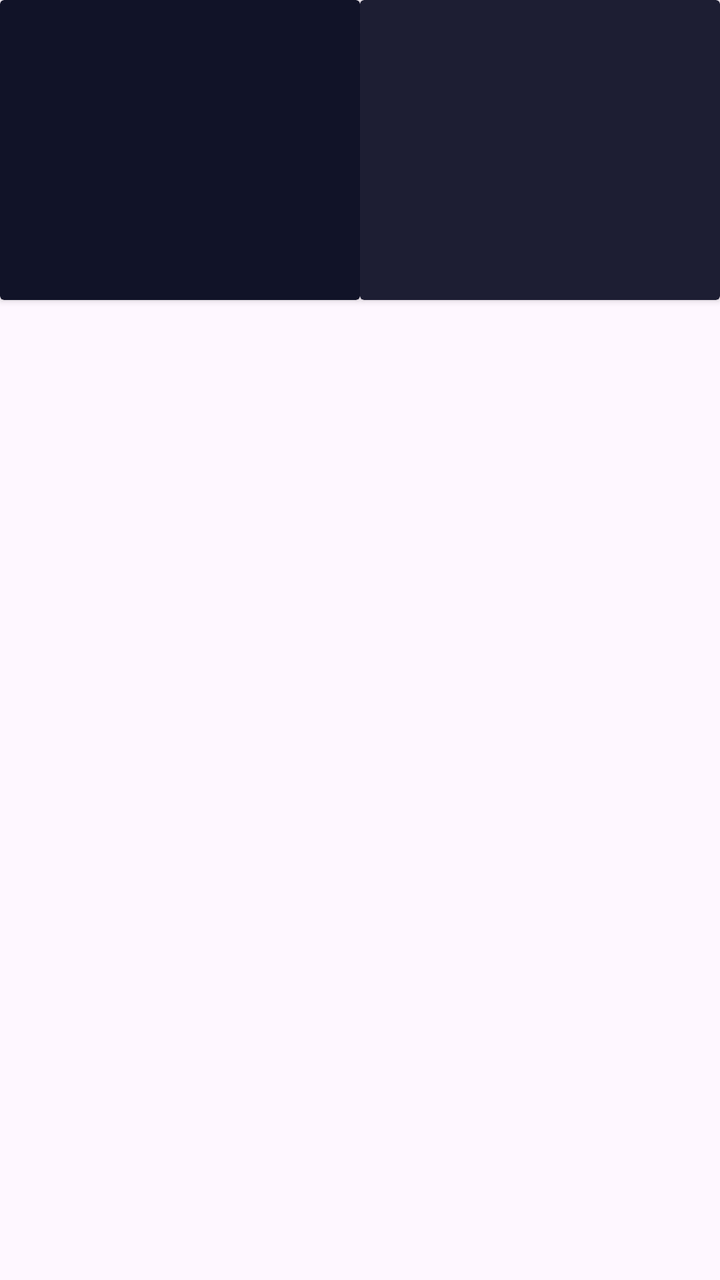
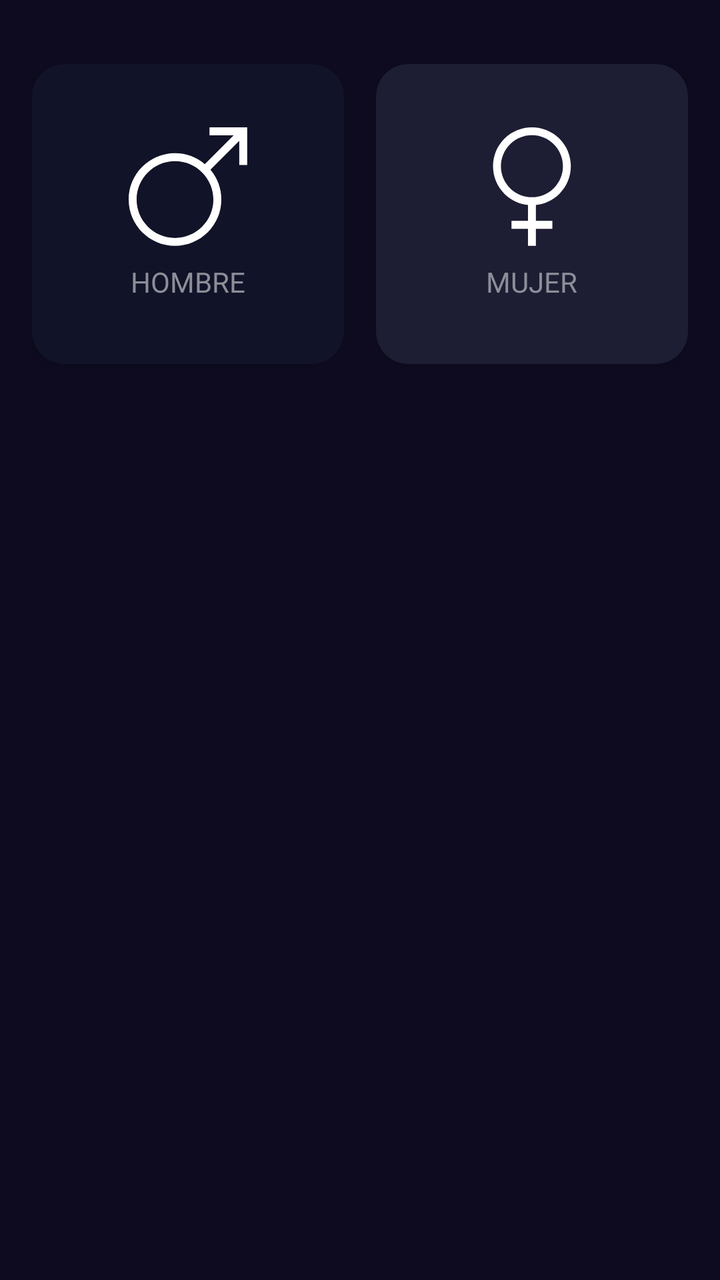

The first picture is an Android layout as it rendered before a commit; the second is the same layout after the commit. The layout source and the unified diff follow.
<!-- AndroidManifest.xml: application theme Theme.Activiat3Xml -->
<!-- res/layout/activity_imc_calculator.xml -->
<?xml version="1.0" encoding="utf-8"?>
<androidx.constraintlayout.widget.ConstraintLayout xmlns:android="http://schemas.android.com/apk/res/android"
    xmlns:app="http://schemas.android.com/apk/res-auto"
    xmlns:tools="http://schemas.android.com/tools"
    android:id="@+id/main"
    android:layout_width="match_parent"
    android:layout_height="match_parent"
    tools:context=".imccalculator.ImcCalculatorActivity">

    <androidx.cardview.widget.CardView
        android:id="@+id/viewMale"
        android:layout_width="0dp"
        android:layout_height="150dp"
        app:layout_constraintEnd_toStartOf="@+id/viewFemale"
        app:cardBackgroundColor="@color/background_component_selected"
        app:layout_constraintStart_toStartOf="parent"
        app:layout_constraintTop_toTopOf="parent">


    </androidx.cardview.widget.CardView>

    <androidx.cardview.widget.CardView
        android:id="@+id/viewFemale"
        android:layout_width="0dp"
        android:layout_height="150dp"
        app:layout_constraintStart_toEndOf="@+id/viewMale"
        app:cardBackgroundColor="@color/background_component"
        app:layout_constraintEnd_toEndOf="parent"
        app:layout_constraintTop_toTopOf="parent">


    </androidx.cardview.widget.CardView>


</androidx.constraintlayout.widget.ConstraintLayout>
<!-- resources referenced by this layout -->
<resources>
  <color name="background_component">#1D1E33</color>
  <color name="background_component_selected">#FF111328</color>
  <style name="Theme.Activiat3Xml" parent="Base.Theme.Activiat3Xml" />
  <style name="Base.Theme.Activiat3Xml" parent="Theme.Material3.DayNight.NoActionBar">
          
          
      </style>
</resources>

<!-- the commit's change to res/layout/activity_imc_calculator.xml (unified diff, before → after) -->
@@ -5,17 +5,44 @@
     android:id="@+id/main"
     android:layout_width="match_parent"
     android:layout_height="match_parent"
+    android:paddingVertical="32dp"
+    android:paddingHorizontal="16dp"
+    android:background="@color/background_app"
     tools:context=".imccalculator.ImcCalculatorActivity">
 
     <androidx.cardview.widget.CardView
         android:id="@+id/viewMale"
         android:layout_width="0dp"
         android:layout_height="150dp"
+        android:layout_marginEnd="16dp"
+        app:cardCornerRadius="16dp"
         app:layout_constraintEnd_toStartOf="@+id/viewFemale"
         app:cardBackgroundColor="@color/background_component_selected"
         app:layout_constraintStart_toStartOf="parent"
         app:layout_constraintTop_toTopOf="parent">
 
+        <androidx.appcompat.widget.LinearLayoutCompat
+            android:layout_width="match_parent"
+            android:layout_height="match_parent"
+            android:gravity="center"
+            android:orientation="vertical">
+
+            <ImageView
+                android:layout_width="60dp"
+                android:layout_height="60dp"
+                android:layout_marginBottom="8dp"
+                app:tint="@color/white"
+                android:src="@drawable/ic_male">
+            </ImageView>
+            
+            <TextView
+                android:layout_width="wrap_content"
+                android:layout_height="wrap_content"
+                android:text="@string/male"
+                android:textColor="@color/title_text">
+            </TextView>
+
+        </androidx.appcompat.widget.LinearLayoutCompat>
 
     </androidx.cardview.widget.CardView>
 
@@ -23,11 +50,34 @@
         android:id="@+id/viewFemale"
         android:layout_width="0dp"
         android:layout_height="150dp"
+        app:cardCornerRadius="16dp"
         app:layout_constraintStart_toEndOf="@+id/viewMale"
         app:cardBackgroundColor="@color/background_component"
         app:layout_constraintEnd_toEndOf="parent"
         app:layout_constraintTop_toTopOf="parent">
 
+        <androidx.appcompat.widget.LinearLayoutCompat
+            android:layout_width="match_parent"
+            android:layout_height="match_parent"
+            android:gravity="center"
+            android:orientation="vertical">
+
+            <ImageView
+                android:layout_width="60dp"
+                android:layout_height="60dp"
+                android:layout_marginBottom="8dp"
+                app:tint="@color/white"
+                android:src="@drawable/ic_female">
+            </ImageView>
+
+            <TextView
+                android:layout_width="wrap_content"
+                android:layout_height="wrap_content"
+                android:text="@string/female"
+                android:textColor="@color/title_text">
+            </TextView>
+
+        </androidx.appcompat.widget.LinearLayoutCompat>
 
     </androidx.cardview.widget.CardView>
 
<!-- resource entries referenced after the edit -->
@@ -1,7 +1,42 @@
 <!-- resources referenced by this layout -->
 <resources>
+  <color name="background_app">#0E0B20</color>
   <color name="background_component">#1D1E33</color>
   <color name="background_component_selected">#FF111328</color>
+  <color name="title_text">#FF8D8E98</color>
+  <color name="white">#FFFFFFFF</color>
+  <!-- drawable ic_female (drawable) -->
+  <vector xmlns:android="http://schemas.android.com/apk/res/android"
+      android:width="256dp"
+      android:height="256dp"
+      android:viewportWidth="256"
+      android:viewportHeight="256">
+    <path
+        android:pathData="M186.57,143.12c32.38,-32.38 32.38,-85.06 0,-117.44c-32.37,-32.38 -85.06,-32.38 -117.44,0c-32.38,32.38 -32.38,85.06 0,117.44C83.18,157.17 101.05,165.11 119.43,166.97l0,33.97L84.26,200.94l0,16.86L119.43,217.81L119.43,254.31L136.29,254.31L136.29,217.81l35.16,0l0,-16.86L136.29,200.95L136.29,166.97C154.66,165.11 172.53,157.17 186.57,143.12zM81.06,37.61C93.97,24.71 110.91,18.26 127.86,18.26c16.95,0 33.89,6.45 46.79,19.35c25.8,25.8 25.8,67.79 0,93.59c-25.8,25.8 -67.79,25.8 -93.59,0C55.26,105.4 55.26,63.41 81.06,37.61z"
+        android:strokeLineJoin="miter"
+        android:strokeWidth="2.81"
+        android:fillColor="#000000"
+        android:fillType="nonZero"
+        android:strokeColor="#00000000"
+        android:strokeLineCap="butt"/>
+  </vector>
+  <!-- drawable ic_male (drawable) -->
+  <vector xmlns:android="http://schemas.android.com/apk/res/android"
+      android:width="256dp"
+      android:height="256dp"
+      android:viewportWidth="256"
+      android:viewportHeight="256">
+    <path
+        android:pathData="M173.87,1.41l0,16.97l51.47,0L163.89,79.83c-17.21,-14.5 -39.4,-23.26 -63.61,-23.26C45.76,56.57 1.41,100.92 1.41,155.44C1.41,209.95 45.76,254.31 100.28,254.31s98.87,-44.35 98.87,-98.87c0,-24.21 -8.76,-46.4 -23.26,-63.61l61.45,-61.45l0,51.47L254.31,81.85L254.31,1.41L173.87,1.41zM100.28,237.34c-45.16,0 -81.9,-36.74 -81.9,-81.9c0,-45.16 36.74,-81.9 81.9,-81.9s81.9,36.74 81.9,81.9C182.18,200.6 145.44,237.34 100.28,237.34z"
+        android:strokeLineJoin="miter"
+        android:strokeWidth="2.81"
+        android:fillColor="#000000"
+        android:fillType="nonZero"
+        android:strokeColor="#00000000"
+        android:strokeLineCap="butt"/>
+  </vector>
+  <string name="female">MUJER</string>
+  <string name="male">HOMBRE</string>
   <style name="Theme.Activiat3Xml" parent="Base.Theme.Activiat3Xml" />
   <style name="Base.Theme.Activiat3Xml" parent="Theme.Material3.DayNight.NoActionBar">
           
